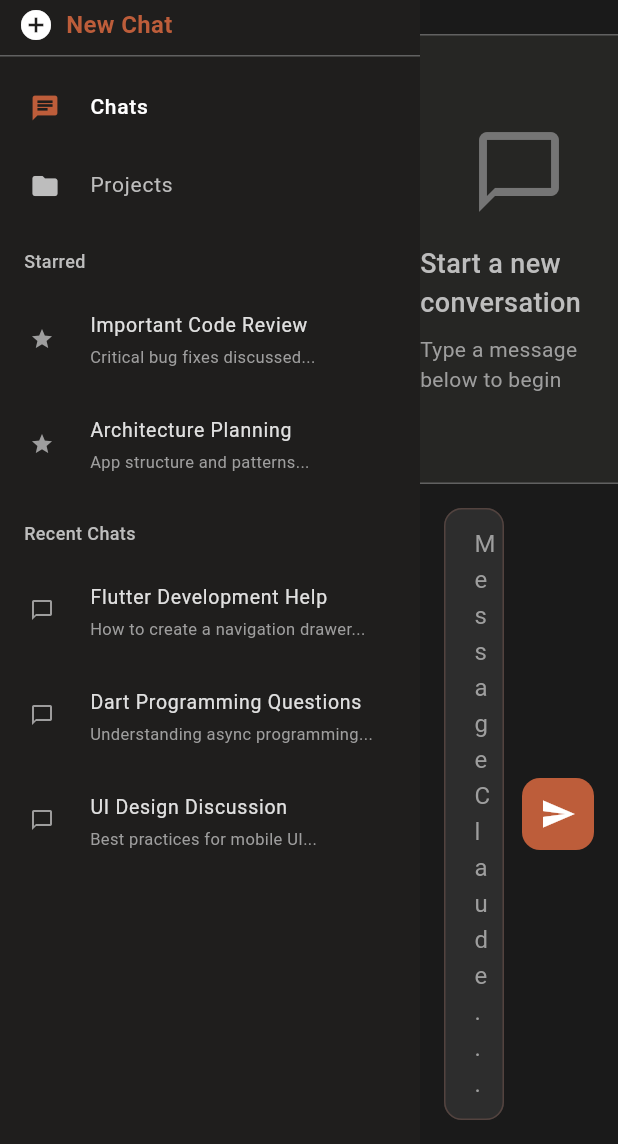
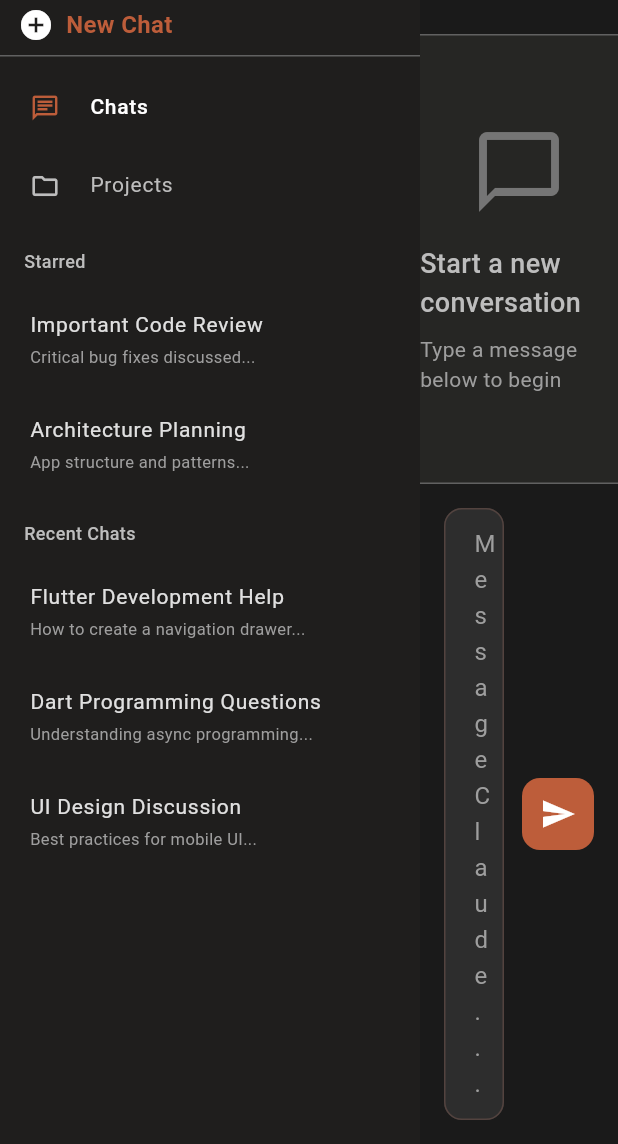
Before and after one commit to ratiebareeng/flaude, a Flutter app: the screen it shows after launch, on a phone screen of 412 x 824 dp, the part 92-1236 px from its top. Run offline on Flutter 3.47's test engine with Material 3 defaults, Android fonts, the light colour scheme and no system bars; our stand-ins replace file_picker, firebase_core, google_fonts, shared_preferences; accounts and stored records are empty.

Commit message:
Update ui

```diff
--- a/lib/main.dart
+++ b/lib/main.dart
@@ -212,16 +212,11 @@
     return Container(
       margin: EdgeInsets.symmetric(horizontal: 8, vertical: 1),
       child: ListTile(
-        leading: Icon(
-          isStarred ? Icons.star : Icons.chat_bubble_outline,
-          color: isSelected ? Color(0xffbd5d3a) : Colors.grey[500],
-          size: 16,
-        ),
         title: Text(
           chat['title'] ?? '',
           style: TextStyle(
             color: isSelected ? Colors.white : Colors.grey[300],
-            fontSize: 13,
+            fontSize: 14,
             fontWeight: isSelected ? FontWeight.w500 : FontWeight.normal,
           ),
           maxLines: 1,
@@ -326,13 +321,13 @@
               padding: EdgeInsets.symmetric(vertical: 8),
               children: [
                 _buildNavItem(
-                  icon: Icons.chat,
+                  icon: Icons.chat_outlined,
                   title: 'Chats',
                   isSelected: _currentView == 'chat',
                   onTap: () => _handleNavigation('chat'),
                 ),
                 _buildNavItem(
-                  icon: Icons.folder,
+                  icon: Icons.folder_outlined,
                   title: 'Projects',
                   isSelected: _currentView == 'projects',
                   onTap: () => _handleNavigation('projects'),
```
